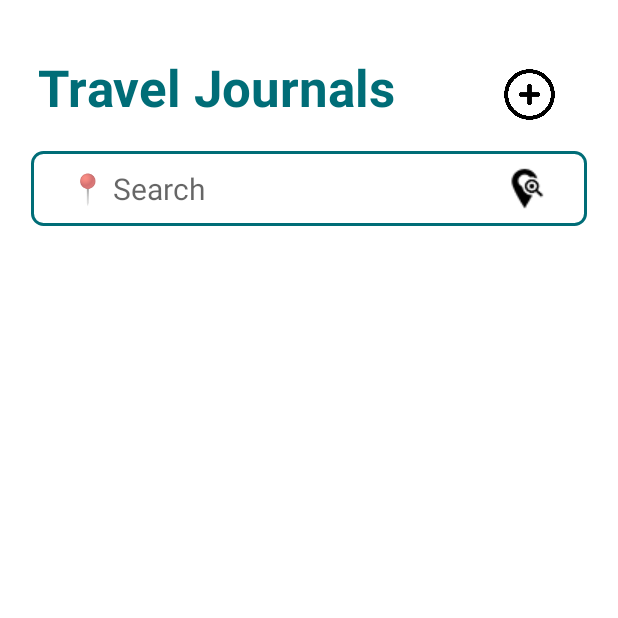
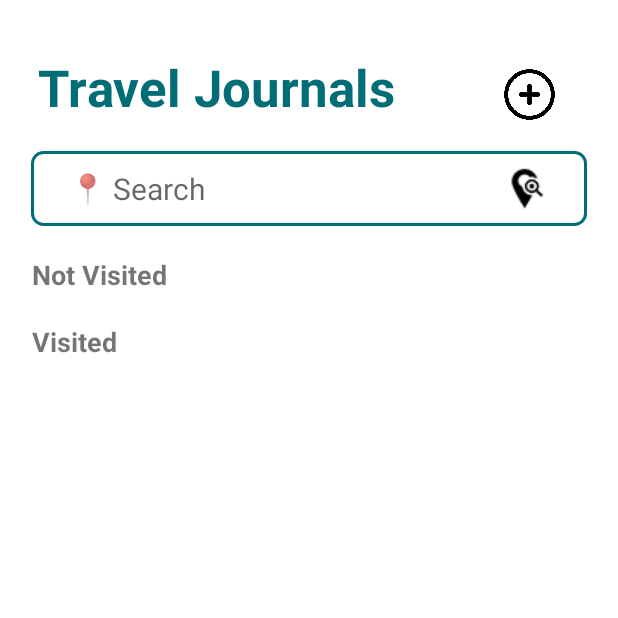
Before and after one commit to BhautikPethani/Android_GoogleMap, an Android app: the screen it shows after launch (MainActivity), on a phone screen of 412 x 824 dp, the top half of it. Run offline under Robolectric (Android 15) with nearby library versions, the light colour scheme and no system bars; Roboto replaces fonts that are not available here.

Commit message:
Searching and status change have been done

```diff
--- a/app/src/main/java/com/example/fa_bhautikpethani_c0854487_android/AddNewPlace.java
+++ b/app/src/main/java/com/example/fa_bhautikpethani_c0854487_android/AddNewPlace.java
@@ -235,7 +235,9 @@ public class AddNewPlace extends FragmentActivity implements OnMapReadyCallback
     }
 
     public void goBack(View view) {
-        finish();
+        Intent intent=new Intent(this,MainActivity.class).setFlags(Intent.FLAG_ACTIVITY_CLEAR_TOP);
+        intent.addFlags(Intent.FLAG_ACTIVITY_NO_ANIMATION);
+        this.startActivity(intent);
     }
 
     public void addPlaceToDB(View view) {
--- a/app/src/main/java/com/example/fa_bhautikpethani_c0854487_android/MainActivity.java
+++ b/app/src/main/java/com/example/fa_bhautikpethani_c0854487_android/MainActivity.java
@@ -4,26 +4,74 @@ import androidx.appcompat.app.AppCompatActivity;
 
 import android.content.Intent;
 import android.os.Bundle;
+import android.text.Editable;
+import android.text.TextWatcher;
 import android.view.View;
+import android.widget.EditText;
+import android.widget.ListView;
+
+import com.example.fa_bhautikpethani_c0854487_android.Model.Place;
+import com.example.fa_bhautikpethani_c0854487_android.services.DBHelper;
+import com.example.fa_bhautikpethani_c0854487_android.services.Utilities;
+
+import java.util.List;
 
 public class MainActivity extends AppCompatActivity {
+
+    ListView lvVisited, lvNotVisited;
+    EditText txtSearch;
+
+    List<Place> visitedPlace;
+    List<Place> notVisitedPlace;
+
+    DBHelper dbHelper;
 
     @Override
     protected void onCreate(Bundle savedInstanceState) {
         super.onCreate(savedInstanceState);
         setContentView(R.layout.activity_main);
         getSupportActionBar().hide();
+
+        dbHelper = new DBHelper(this);
+        lvNotVisited = findViewById(R.id.lvNotVisited);
+        lvVisited = findViewById(R.id.lvVisited);
+        txtSearch = findViewById(R.id.txtSearch);
+        loadPlaces();
+
+        txtSearch.addTextChangedListener(new TextWatcher() {
+            @Override
+            public void beforeTextChanged(CharSequence s, int start, int count, int after) {
+
+            }
+
+            @Override
+            public void onTextChanged(CharSequence s, int start, int before, int count) {
+                visitedPlace = dbHelper.searchPlace(s.toString(),1);
+                notVisitedPlace = dbHelper.searchPlace(s.toString(),0);
+                lvNotVisited.setAdapter(new PlaceListAdapter(getApplicationContext(), notVisitedPlace));
+                lvVisited.setAdapter(new PlaceListAdapter(getApplicationContext(), visitedPlace));
+                Utilities.getListViewSize(lvNotVisited);
+                Utilities.getListViewSize(lvVisited);
+            }
+
+            @Override
+            public void afterTextChanged(Editable s) {
+
+            }
+        });
+    }
+
+    private void loadPlaces(){
+        visitedPlace = dbHelper.getAllPlaces(1);
+        notVisitedPlace = dbHelper.getAllPlaces(0);
+        lvNotVisited.setAdapter(new PlaceListAdapter(this, notVisitedPlace));
+        lvVisited.setAdapter(new PlaceListAdapter(this, visitedPlace));
+        Utilities.getListViewSize(lvNotVisited);
+        Utilities.getListViewSize(lvVisited);
     }
 
     public void goToAddNewPlace(View view) {
         startActivity(new Intent(this, AddNewPlace.class));
     }
 
-    public void goBack(View view) {
-        finish();
-    }
-
-    public void searchPlace(View view) {
-
-    }
 }
--- a/app/src/main/java/com/example/fa_bhautikpethani_c0854487_android/services/Utilities.java
+++ b/app/src/main/java/com/example/fa_bhautikpethani_c0854487_android/services/Utilities.java
@@ -1,8 +1,12 @@
 package com.example.fa_bhautikpethani_c0854487_android.services;
 
 import android.app.Activity;
+import android.util.Log;
 import android.view.View;
+import android.view.ViewGroup;
 import android.view.inputmethod.InputMethodManager;
+import android.widget.ListAdapter;
+import android.widget.ListView;
 
 public class Utilities {
     public static void hideKeyboard(Activity activity) {
@@ -13,4 +17,25 @@ public class Utilities {
         }
         imm.hideSoftInputFromWindow(view.getWindowToken(), 0);
     }
+
+    public static void getListViewSize(ListView myListView) {
+        ListAdapter myListAdapter=myListView.getAdapter();
+        if (myListAdapter==null) {
+            //do nothing return null
+            return;
+        }
+        //set listAdapter in loop for getting final size
+        int totalHeight=0;
+        for (int size=0; size < myListAdapter.getCount(); size++) {
+            View listItem=myListAdapter.getView(size, null, myListView);
+            listItem.measure(0, 0);
+            totalHeight+=listItem.getMeasuredHeight();
+        }
+        //setting listview item in adapter
+        ViewGroup.LayoutParams params=myListView.getLayoutParams();
+        params.height=totalHeight + (myListView.getDividerHeight() * (myListAdapter.getCount() - 1));
+        myListView.setLayoutParams(params);
+        // print height of adapter on log
+        Log.i("height of listItem:", String.valueOf(totalHeight));
+    }
 }
--- a/app/src/main/res/layout/activity_main.xml
+++ b/app/src/main/res/layout/activity_main.xml
@@ -74,9 +74,65 @@
             android:paddingBottom="10dp"
             android:textSize="20sp" />
 
-        <ListView
-            android:id="@+id/placesListView"
+        <ScrollView
+            android:layout_below="@id/txtSearch"
             android:layout_width="match_parent"
-            android:layout_height="wrap_content" />
+            android:layout_marginTop="20dp"
+            android:layout_height="match_parent">
+            <LinearLayout
+                android:orientation="vertical"
+                android:layout_width="match_parent"
+                android:layout_height="match_parent">
+                    <TextView
+                        android:id="@+id/textView2"
+                        android:layout_width="match_parent"
+                        android:layout_height="wrap_content"
+                        android:layout_marginStart="16dp"
+                        android:text="Not Visited"
+                        android:textSize="18sp"
+                        android:textStyle="bold"
+                        app:layout_constraintStart_toStartOf="parent"
+                        app:layout_constraintTop_toTopOf="parent" />
+
+                <ListView
+                    android:id="@+id/lvNotVisited"
+                    android:layout_width="match_parent"
+                    android:layout_height="280dp"
+                    android:layout_marginLeft="15dp"
+                    android:layout_marginTop="8dp"
+                    android:layout_marginRight="15dp"
+                    app:layout_constraintEnd_toEndOf="parent"
+                    app:layout_constraintHorizontal_bias="0.333"
+                    app:layout_constraintStart_toStartOf="parent"
+                    app:layout_constraintTop_toBottomOf="@+id/textView2" />
+
+
+                    <TextView
+                        android:id="@+id/textView"
+                        android:layout_width="match_parent"
+                        android:layout_height="wrap_content"
+                        android:layout_marginStart="16dp"
+                        android:layout_marginTop="12dp"
+                        android:text="Visited"
+                        android:textSize="18sp"
+                        android:textStyle="bold"
+                        app:layout_constraintStart_toStartOf="parent"
+                        app:layout_constraintTop_toBottomOf="@+id/listviewIncomplete" />
+
+                <ListView
+                    android:id="@+id/lvVisited"
+                    android:layout_width="match_parent"
+                    android:layout_height="207dp"
+                    android:layout_marginLeft="15dp"
+                    android:layout_marginTop="8dp"
+                    android:layout_marginRight="15dp"
+                    android:layout_marginBottom="2dp"
+                    app:layout_constraintBottom_toBottomOf="parent"
+                    app:layout_constraintEnd_toEndOf="parent"
+                    app:layout_constraintHorizontal_bias="0.0"
+                    app:layout_constraintStart_toStartOf="parent"
+                    app:layout_constraintTop_toBottomOf="@+id/textView" />
+            </LinearLayout>
+        </ScrollView>
     </LinearLayout>
 </RelativeLayout>
```
Also changed, not shown: app/src/main/java/com/example/fa_bhautikpethani_c0854487_android/PlaceListAdapter.java (added, +121 -0 lines), app/src/main/java/com/example/fa_bhautikpethani_c0854487_android/services/DBHelper.java (+59 -0 lines), app/src/main/res/layout/place_list_adapter.xml (added, +53 -0 lines), app/src/main/res/drawable/edit.png (added), app/src/main/res/drawable/minus.png (added), app/src/main/res/drawable/view.png (added).
